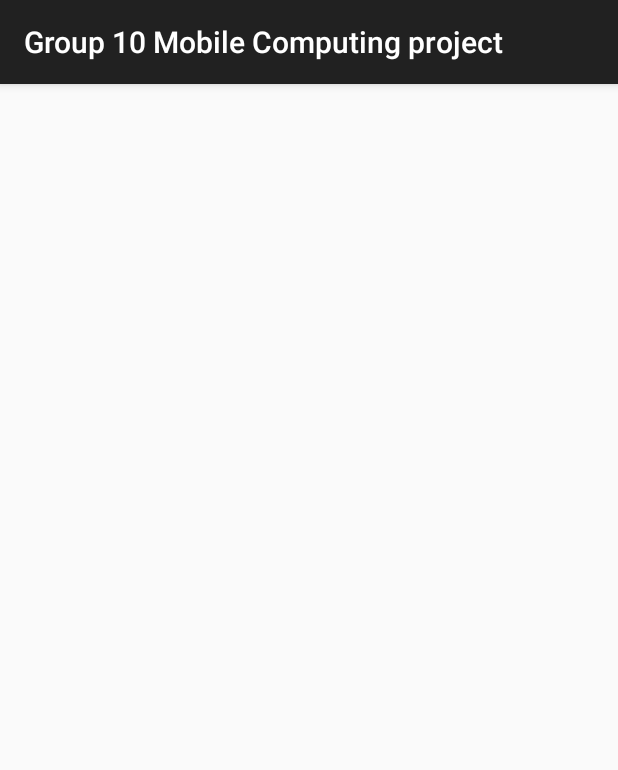
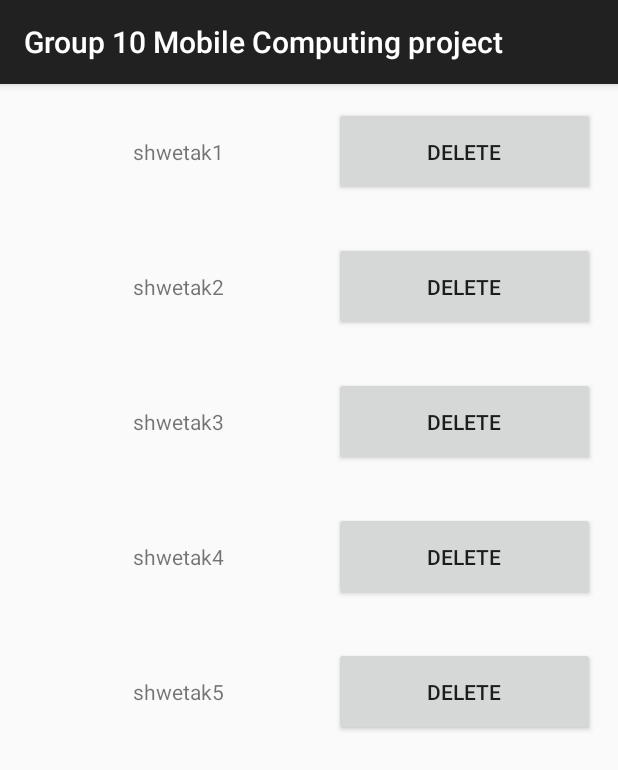
Before and after one commit to chinmaymk23/LiveIdeal, an Android app: the Bookmark screen opened directly, with no data from a screen before it, on a phone screen of 412 x 824 dp. Shown: the top 770 px of the screen. Run offline under Robolectric (Android 15) with nearby library versions, the phone set to English and light mode, and no system bars.

Commit message:
Add Bookmarks

```diff
--- a/app/build.gradle
+++ b/app/build.gradle
@@ -29,4 +29,5 @@ dependencies {
     implementation 'com.google.maps:google-maps-services:0.1.20'
     implementation 'com.github.bumptech.glide:glide:4.8.0'
     annotationProcessor 'com.github.bumptech.glide:compiler:4.8.0'
+    implementation 'com.android.support:recyclerview-v7:27.1.1'
 }
--- a/app/src/main/java/com/sourcey/relocator/Bookmark.java
+++ b/app/src/main/java/com/sourcey/relocator/Bookmark.java
@@ -2,12 +2,33 @@ package com.sourcey.relocator;
 
 import android.support.v7.app.AppCompatActivity;
 import android.os.Bundle;
+import android.support.v7.widget.LinearLayoutManager;
+import android.support.v7.widget.RecyclerView;
+
+import java.util.ArrayList;
 
 public class Bookmark extends AppCompatActivity {
 
+    private ArrayList<String> pNames = new ArrayList<>();
+    private ArrayList<String> dButtons = new ArrayList<>();
+
     @Override
-    protected void onCreate(Bundle savedInstanceState) {
+    protected void onCreate(Bundle  savedInstanceState) {
         super.onCreate(savedInstanceState);
         setContentView(R.layout.activity_bookmark);
+        pNames.add("shwetak1");
+        pNames.add("shwetak2");
+        pNames.add("shwetak3");
+        pNames.add("shwetak4");
+        pNames.add("shwetak5");
+
+        initRecyclerView();
+    }
+
+    private void initRecyclerView(){
+        RecyclerView recyclerView = findViewById(R.id.recycler_view);
+        RecyclerViewAdapter adapter = new RecyclerViewAdapter(this, pNames, dButtons);
+        recyclerView.setAdapter(adapter);
+        recyclerView.setLayoutManager(new LinearLayoutManager(this));
     }
 }
--- /dev/null
+++ b/app/src/main/java/com/sourcey/relocator/RecyclerViewAdapter.java
@@ -0,0 +1,72 @@
+package com.sourcey.relocator;
+
+import android.content.Context;
+import android.support.annotation.NonNull;
+import android.support.v7.widget.RecyclerView;
+import android.util.Log;
+import android.view.LayoutInflater;
+import android.view.View;
+import android.view.ViewGroup;
+import android.widget.Button;
+import android.widget.TextView;
+import android.widget.Toast;
+
+import java.util.ArrayList;
+
+public class RecyclerViewAdapter extends RecyclerView.Adapter<RecyclerViewAdapter.ViewHolder> {
+    private static final String TAG = "RecyclerViewAdapter";
+
+    private ArrayList<String> placeNames;
+    private ArrayList<String> buttonNames = new ArrayList<>();
+    private Context mContext;
+
+    public RecyclerViewAdapter(Context mContext, ArrayList<String> placeNames, ArrayList<String> buttonNames) {
+        this.placeNames = placeNames;
+        this.buttonNames = buttonNames;
+        this.mContext = mContext;
+    }
+
+    @NonNull
+    @Override
+    public ViewHolder onCreateViewHolder(@NonNull ViewGroup parent, int viewType) {
+        View view = LayoutInflater.from(parent.getContext()).inflate(R.layout.layout_listitem, parent, false);
+        ViewHolder holder = new ViewHolder(view);
+        return holder;
+    }
+
+    @Override
+    public void onBindViewHolder(@NonNull final ViewHolder holder, int position) {
+        Log.d(TAG, "onBindViewHolder: called.");
+
+        holder.place.setText(placeNames.get(position));
+        holder.delete.setText("Delete");
+        holder.delete.setOnClickListener(new View.OnClickListener() {
+            @Override
+            public void onClick(View view) {
+                Toast.makeText(mContext, "delete clicjked", Toast.LENGTH_LONG).show();
+                delete_bookmark(holder.getAdapterPosition());
+            }
+        });
+    }
+
+    private void delete_bookmark(int s) {
+        placeNames.remove(s);
+        notifyDataSetChanged();
+    }
+
+    @Override
+    public int getItemCount() {
+        return placeNames.size();
+    }
+
+    protected class ViewHolder extends RecyclerView.ViewHolder{
+
+        TextView place;
+        Button delete;
+        public ViewHolder(View itemView) {
+            super(itemView);
+            place = itemView.findViewById(R.id.text);
+            delete = itemView.findViewById(R.id.delete);
+        }
+    }
+}
--- a/app/src/main/res/layout/activity_bookmark.xml
+++ b/app/src/main/res/layout/activity_bookmark.xml
@@ -1,9 +1,18 @@
 <?xml version="1.0" encoding="utf-8"?>
-<android.support.constraint.ConstraintLayout xmlns:android="http://schemas.android.com/apk/res/android"
-    xmlns:app="http://schemas.android.com/apk/res-auto"
+<RelativeLayout xmlns:app="http://schemas.android.com/apk/res-auto"
     xmlns:tools="http://schemas.android.com/tools"
+    xmlns:android="http://schemas.android.com/apk/res/android"
     android:layout_width="match_parent"
     android:layout_height="match_parent"
     tools:context="com.sourcey.relocator.Bookmark">
 
-</android.support.constraint.ConstraintLayout>
+
+    <android.support.v7.widget.RecyclerView
+        android:layout_width="match_parent"
+        android:layout_height="match_parent"
+        android:id="@+id/recycler_view">
+
+    </android.support.v7.widget.RecyclerView>
+
+
+</RelativeLayout>
--- /dev/null
+++ b/app/src/main/res/layout/layout_listitem.xml
@@ -0,0 +1,25 @@
+<?xml version="1.0" encoding="utf-8"?>
+<RelativeLayout xmlns:android="http://schemas.android.com/apk/res/android"
+    android:layout_width="match_parent"
+    android:layout_height="wrap_content"
+    xmlns:app="http://schemas.android.com/apk/res-auto"
+    android:padding="15dp"
+    android:id="@+id/parent_layout">
+
+    <TextView
+        android:id="@+id/text"
+        android:layout_width="207dp"
+        android:layout_height="59dp"
+        android:gravity="center"
+        android:text="Place" />
+
+    <Button
+        android:layout_width="200dp"
+        android:layout_height="59dp"
+        android:text="Delete"
+        android:id="@+id/delete"
+        android:layout_toRightOf="@id/text"
+        />
+
+
+</RelativeLayout>
```
